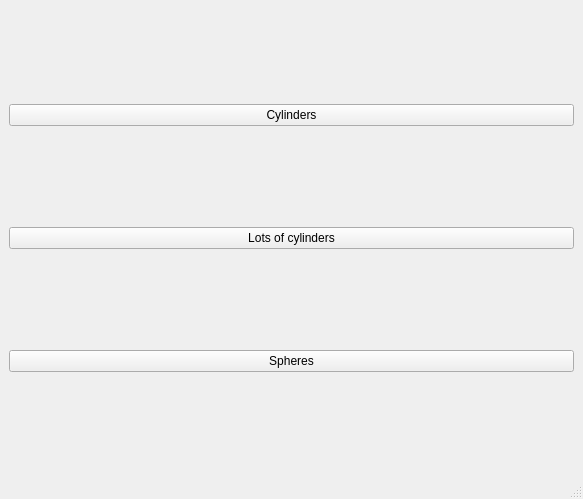
ScreamingUdder/Qt3D-Examples, file ui/mainwindow.ui: the form before one commit.
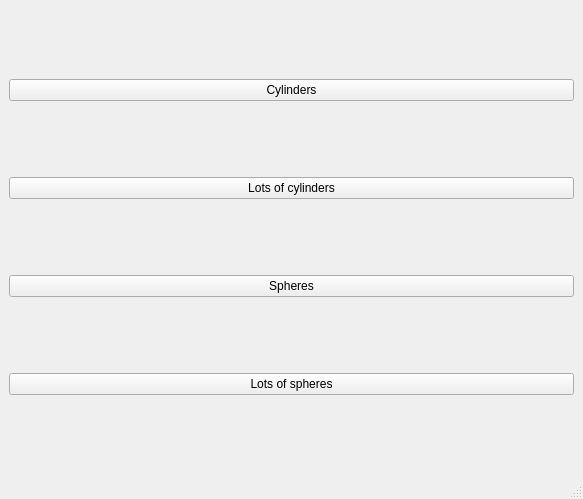
The form after the commit.

Commit message: lots of spheres and cylinders

```diff
--- a/ui/mainwindow.ui
+++ b/ui/mainwindow.ui
@@ -36,6 +36,13 @@
       </property>
      </widget>
     </item>
+    <item>
+     <widget class="QPushButton" name="lotsofspheresButton">
+      <property name="text">
+       <string>Lots of spheres</string>
+      </property>
+     </widget>
+    </item>
    </layout>
   </widget>
   <widget class="QMenuBar" name="menubar">
```
The commit also changes 7 other files.
